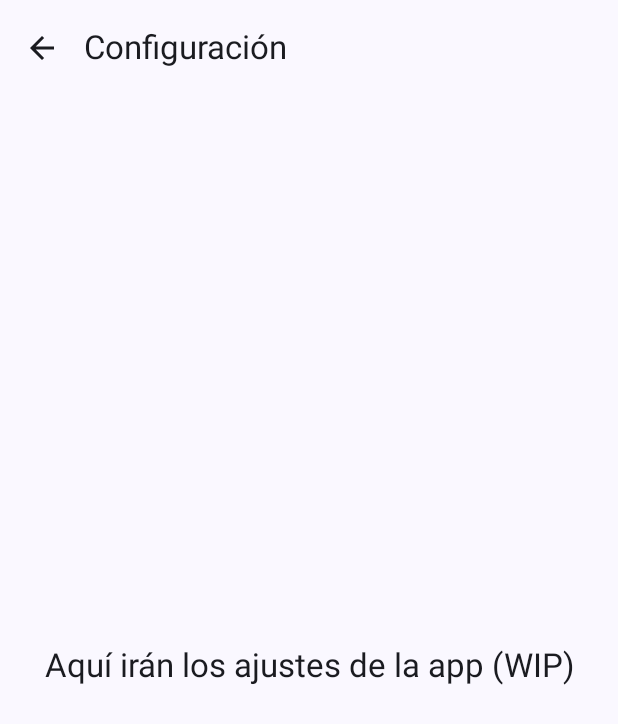
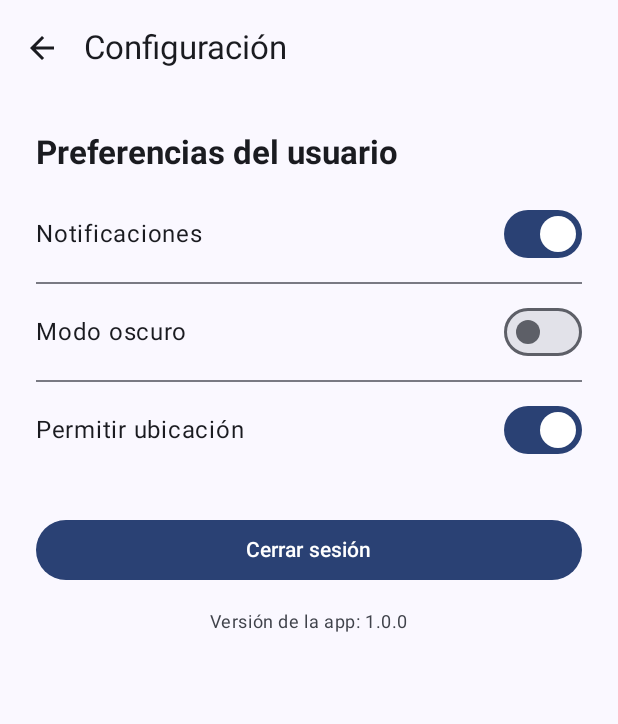
Before and after one commit to Jefferson-BA/MetroLimaGO1.2, an Android app built with Jetpack Compose: the ConfiguracionScreen screen opened through its navigation route, on a phone screen of 412 x 824 dp. Shown: the top 724 px of the screen. Run offline under Robolectric (Android 15) with nearby library versions, the phone set to English and light mode, and no system bars.

Commit message:
agregar ConfiguracionScreen con opciones básicas y diseño limpio (diseño propuesto en proceso)

```diff
--- a/app/src/main/java/com/tecsup/metrolimago1/ui/screens/configuracion/ConfiguracionScreen.kt
+++ b/app/src/main/java/com/tecsup/metrolimago1/ui/screens/configuracion/ConfiguracionScreen.kt
@@ -1,19 +1,23 @@
 package com.tecsup.metrolimago1.ui.screens.configuracion
 
-import androidx.compose.foundation.layout.Box
-import androidx.compose.foundation.layout.fillMaxSize
-import androidx.compose.foundation.layout.padding
+import androidx.compose.foundation.layout.*
 import androidx.compose.material.icons.Icons
 import androidx.compose.material.icons.filled.ArrowBack
 import androidx.compose.material3.*
-import androidx.compose.runtime.Composable
+import androidx.compose.runtime.*
 import androidx.compose.ui.Alignment
 import androidx.compose.ui.Modifier
+import androidx.compose.ui.text.font.FontWeight
+import androidx.compose.ui.unit.dp
 import androidx.navigation.NavController
 
 @OptIn(ExperimentalMaterial3Api::class)
 @Composable
 fun ConfiguracionScreen(navController: NavController) {
+    var notificaciones by remember { mutableStateOf(true) }
+    var modoOscuro by remember { mutableStateOf(false) }
+    var ubicacion by remember { mutableStateOf(true) }
+
     Scaffold(
         topBar = {
             TopAppBar(
@@ -26,15 +30,68 @@ fun ConfiguracionScreen(navController: NavController) {
             )
         }
     ) { paddingValues ->
-        Box(
+        Column(
             modifier = Modifier
                 .fillMaxSize()
-                .padding(paddingValues),
-            contentAlignment = Alignment.Center
+                .padding(paddingValues)
+                .padding(24.dp),
+            verticalArrangement = Arrangement.Top,
+            horizontalAlignment = Alignment.Start
         ) {
             Text(
-                text = "Aquí irán los ajustes de la app (WIP)",
-                style = MaterialTheme.typography.titleLarge
+                text = "Preferencias del usuario",
+                style = MaterialTheme.typography.titleLarge.copy(fontWeight = FontWeight.Bold),
+                modifier = Modifier.padding(bottom = 16.dp)
+            )
+
+            Row(
+                modifier = Modifier.fillMaxWidth(),
+                horizontalArrangement = Arrangement.SpaceBetween,
+                verticalAlignment = Alignment.CenterVertically
+            ) {
+                Text("Notificaciones")
+                Switch(checked = notificaciones, onCheckedChange = { notificaciones = it })
+            }
+
+            Divider(modifier = Modifier.padding(vertical = 8.dp))
+
+            Row(
+                modifier = Modifier.fillMaxWidth(),
+                horizontalArrangement = Arrangement.SpaceBetween,
+                verticalAlignment = Alignment.CenterVertically
+            ) {
+                Text("Modo oscuro")
+                Switch(checked = modoOscuro, onCheckedChange = { modoOscuro = it })
+            }
+
+            Divider(modifier = Modifier.padding(vertical = 8.dp))
+
+            Row(
+                modifier = Modifier.fillMaxWidth(),
+                horizontalArrangement = Arrangement.SpaceBetween,
+                verticalAlignment = Alignment.CenterVertically
+            ) {
+                Text("Permitir ubicación")
+                Switch(checked = ubicacion, onCheckedChange = { ubicacion = it })
+            }
+
+            Spacer(modifier = Modifier.height(32.dp))
+
+            Button(
+                onClick = { /* Acción simulada de cerrar sesión */ },
+                colors = ButtonDefaults.buttonColors(containerColor = MaterialTheme.colorScheme.primary),
+                modifier = Modifier.fillMaxWidth()
+            ) {
+                Text("Cerrar sesión", color = MaterialTheme.colorScheme.onPrimary)
+            }
+
+            Spacer(modifier = Modifier.height(16.dp))
+
+            Text(
+                text = "Versión de la app: 1.0.0",
+                style = MaterialTheme.typography.bodySmall,
+                color = MaterialTheme.colorScheme.onSurfaceVariant,
+                modifier = Modifier.align(Alignment.CenterHorizontally)
             )
         }
     }
--- a/app/src/main/java/com/tecsup/metrolimago1/ui/screens/estaciones/ListaEstacionesScreen.kt
+++ b/app/src/main/java/com/tecsup/metrolimago1/ui/screens/estaciones/ListaEstacionesScreen.kt
@@ -49,7 +49,6 @@ fun ListaEstacionesScreen(navController: NavController) {
             var query by remember { mutableStateOf("") }
             var selectedLine by remember { mutableStateOf<String?>(null) }
 
-            // Search + simple filter row
             Row(modifier = Modifier.fillMaxWidth().padding(bottom = 8.dp)) {
                 OutlinedTextField(
                     value = query,
@@ -60,7 +59,6 @@ fun ListaEstacionesScreen(navController: NavController) {
                 Spacer(modifier = Modifier.height(8.dp))
             }
 
-            // Simple filter buttons
             Row(modifier = Modifier.fillMaxWidth()) {
                 val lines = MockStations.stations.map { it.line }.distinct()
                 for (line in lines) {
--- a/app/src/main/java/com/tecsup/metrolimago1/ui/screens/home/HomeScreen.kt
+++ b/app/src/main/java/com/tecsup/metrolimago1/ui/screens/home/HomeScreen.kt
@@ -39,7 +39,6 @@ fun HomeScreen(navController: NavController) {
                 .padding(horizontal = 24.dp, vertical = 32.dp),
             horizontalAlignment = Alignment.CenterHorizontally
         ) {
-            // Icono grande central
             Icon(
                 imageVector = Icons.Default.Train,
                 contentDescription = "Metro Icono",
@@ -55,7 +54,6 @@ fun HomeScreen(navController: NavController) {
                 modifier = Modifier.padding(top = 16.dp, bottom = 24.dp)
             )
 
-            // Cards de menú
             MenuCard(
                 title = "Estaciones",
                 description = "Explora todas las estaciones disponibles",
```
